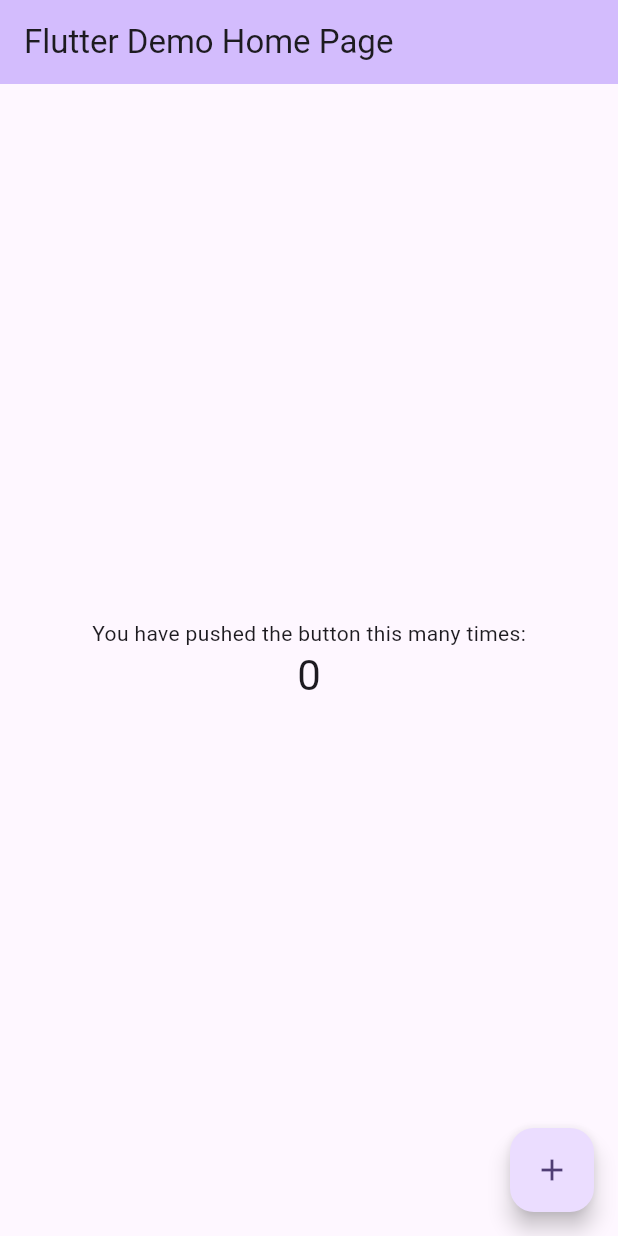
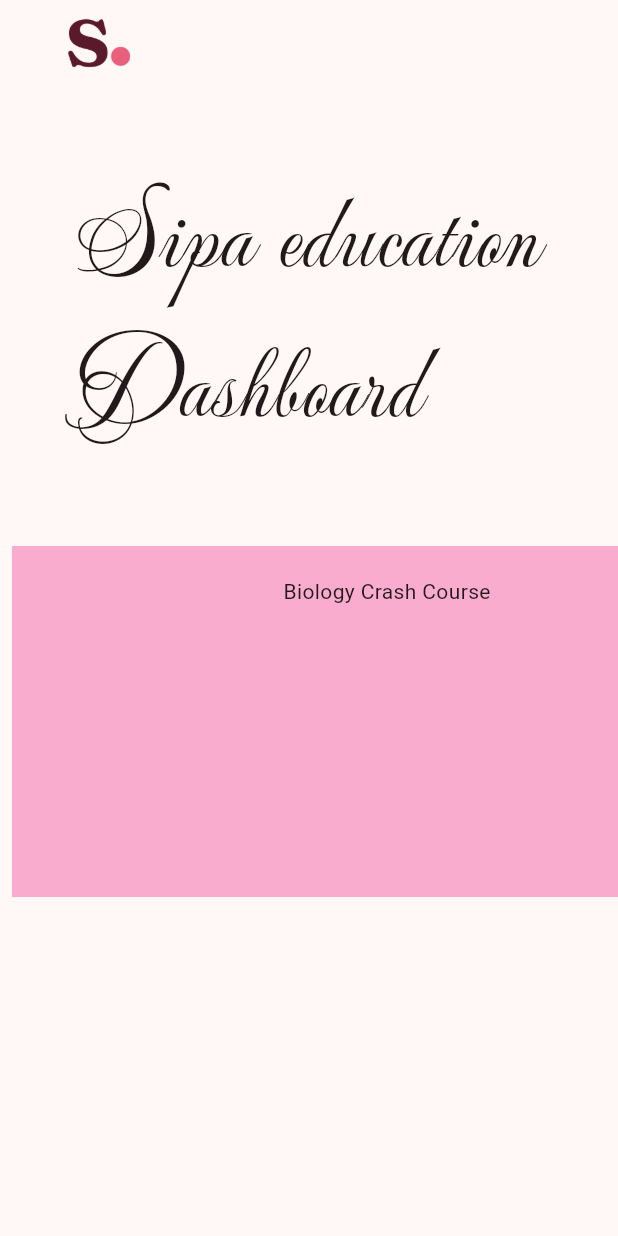
Before and after one commit to talha-asiff/sipa-education, a Flutter app: the screen it shows after launch, on a phone screen of 412 x 824 dp. Run offline on Flutter 3.47's test engine with Material 3 defaults, Android fonts, the phone set to English and light mode, and no system bars.

Commit message:
new project setup

```diff
--- a/sipa_education/lib/main.dart
+++ b/sipa_education/lib/main.dart
@@ -1,4 +1,5 @@
 import 'package:flutter/material.dart';
+import 'package:flutter/rendering.dart';
 
 void main() {
   runApp(const MyApp());
@@ -6,116 +7,68 @@ void main() {
 
 class MyApp extends StatelessWidget {
   const MyApp({super.key});
-
-  // This widget is the root of your application.
   @override
   Widget build(BuildContext context) {
     return MaterialApp(
-      title: 'Flutter Demo',
+      title: 'Sipa education',
       theme: ThemeData(
-        // This is the theme of your application.
-        //
-        // TRY THIS: Try running your application with "flutter run". You'll see
-        // the application has a purple toolbar. Then, without quitting the app,
-        // try changing the seedColor in the colorScheme below to Colors.green
-        // and then invoke "hot reload" (save your changes or press the "hot
-        // reload" button in a Flutter-supported IDE, or press "r" if you used
-        // the command line to start the app).
-        //
-        // Notice that the counter didn't reset back to zero; the application
-        // state is not lost during the reload. To reset the state, use hot
-        // restart instead.
-        //
-        // This works for code too, not just values: Most code changes can be
-        // tested with just a hot reload.
-        colorScheme: .fromSeed(seedColor: Colors.deepPurple),
+        colorScheme: ColorScheme.fromSeed(seedColor: const Color.fromARGB(255, 243, 13, 116)),
       ),
-      home: const MyHomePage(title: 'Flutter Demo Home Page'),
+      home: const MyHomePage(title: 'Sipa education | Dashboard'),
     );
   }
 }
 
-class MyHomePage extends StatefulWidget {
+
+class MyHomePage extends StatelessWidget {
   const MyHomePage({super.key, required this.title});
-
-  // This widget is the home page of your application. It is stateful, meaning
-  // that it has a State object (defined below) that contains fields that affect
-  // how it looks.
-
-  // This class is the configuration for the state. It holds the values (in this
-  // case the title) provided by the parent (in this case the App widget) and
-  // used by the build method of the State. Fields in a Widget subclass are
-  // always marked "final".
 
   final String title;
 
   @override
-  State<MyHomePage> createState() => _MyHomePageState();
-}
+  Widget build(BuildContext context) {
+    return Scaffold(
+      appBar: AppBar(title: Image.asset("images/sipa-monogram-wine.png", width: 100, height: 100,)),
+      body: ListView(
+        scrollDirection: Axis.vertical,
+        children: [
+          Padding(
+            padding: EdgeInsetsGeometry.all(50),
+            child: Text(
+              "Sipa education Dashboard",
+              style: TextStyle(
+                fontSize: 70,
+                fontFamily: 'curvy'
+                //color: const Color.fromARGB(133, 244, 67, 54),
+              )
+            ),
+          ),
+          SizedBox(
+            width: MediaQuery.of(context).size.width,
+            height: 250,
+            child: ListView(
+              scrollDirection: Axis.horizontal,
+              children: [
+                Padding(
+                  padding: const EdgeInsets.all(8.0),
+                  child: Container(
+                    width: 500,
+                    height: 250,
+                    color: const Color.fromARGB(255, 250, 172, 206),
+                    child: Padding(padding: EdgeInsetsGeometry.all(20),
+                      child: Column(
+                        mainAxisAlignment: MainAxisAlignment.start,
+                        children: [
+                          Text("Biology Crash Course")
+                      ],),
+                    ),
+                  ),
+                ),
 
-class _MyHomePageState extends State<MyHomePage> {
-  int _counter = 0;
-
-  void _incrementCounter() {
-    setState(() {
-      // This call to setState tells the Flutter framework that something has
-      // changed in this State, which causes it to rerun the build method below
-      // so that the display can reflect the updated values. If we changed
-      // _counter without calling setState(), then the build method would not be
-      // called again, and so nothing would appear to happen.
-      _counter++;
-    });
-  }
-
-  @override
-  Widget build(BuildContext context) {
-    // This method is rerun every time setState is called, for instance as done
-    // by the _incrementCounter method above.
-    //
-    // The Flutter framework has been optimized to make rerunning build methods
-    // fast, so that you can just rebuild anything that needs updating rather
-    // than having to individually change instances of widgets.
-    return Scaffold(
-      appBar: AppBar(
-        // TRY THIS: Try changing the color here to a specific color (to
-        // Colors.amber, perhaps?) and trigger a hot reload to see the AppBar
-        // change color while the other colors stay the same.
-        backgroundColor: Theme.of(context).colorScheme.inversePrimary,
-        // Here we take the value from the MyHomePage object that was created by
-        // the App.build method, and use it to set our appbar title.
-        title: Text(widget.title),
-      ),
-      body: Center(
-        // Center is a layout widget. It takes a single child and positions it
-        // in the middle of the parent.
-        child: Column(
-          // Column is also a layout widget. It takes a list of children and
-          // arranges them vertically. By default, it sizes itself to fit its
-          // children horizontally, and tries to be as tall as its parent.
-          //
-          // Column has various properties to control how it sizes itself and
-          // how it positions its children. Here we use mainAxisAlignment to
-          // center the children vertically; the main axis here is the vertical
-          // axis because Columns are vertical (the cross axis would be
-          // horizontal).
-          //
-          // TRY THIS: Invoke "debug painting" (choose the "Toggle Debug Paint"
-          // action in the IDE, or press "p" in the console), to see the
-          // wireframe for each widget.
-          mainAxisAlignment: .center,
-          children: [
-            const Text('You have pushed the button this many times:'),
-            Text(
-              '$_counter',
-              style: Theme.of(context).textTheme.headlineMedium,
+              ],
             ),
-          ],
-        ),
-      ),
-      floatingActionButton: FloatingActionButton(
-        onPressed: _incrementCounter,
-        tooltip: 'Increment',
-        child: const Icon(Icons.add),
+          )
+        ],
       ),
     );
   }
```
Also changed, not shown: sipa_education/pubspec.yaml (+6 -9 lines), sipa_education/fonts/MeaCulpa-Regular.ttf (added), sipa_education/images/sipa-monogram-wine.png (added), sipa_education/pubspec.lock (added), 9 other files.
